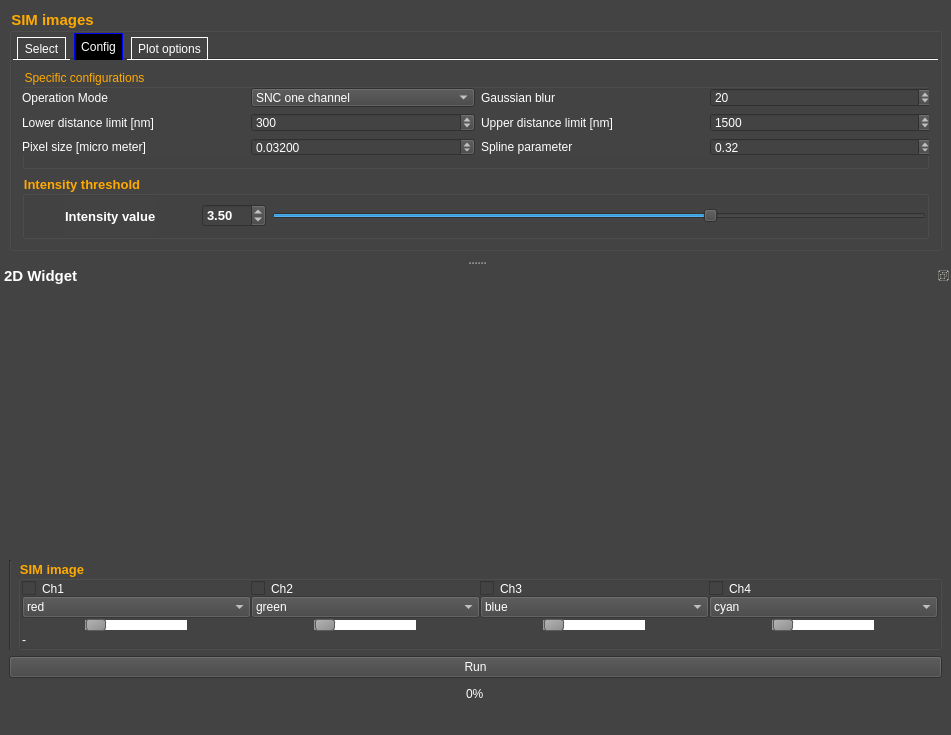
Qt form src/gui/random.ui (super-resolution/lineprofiler) before a commit.
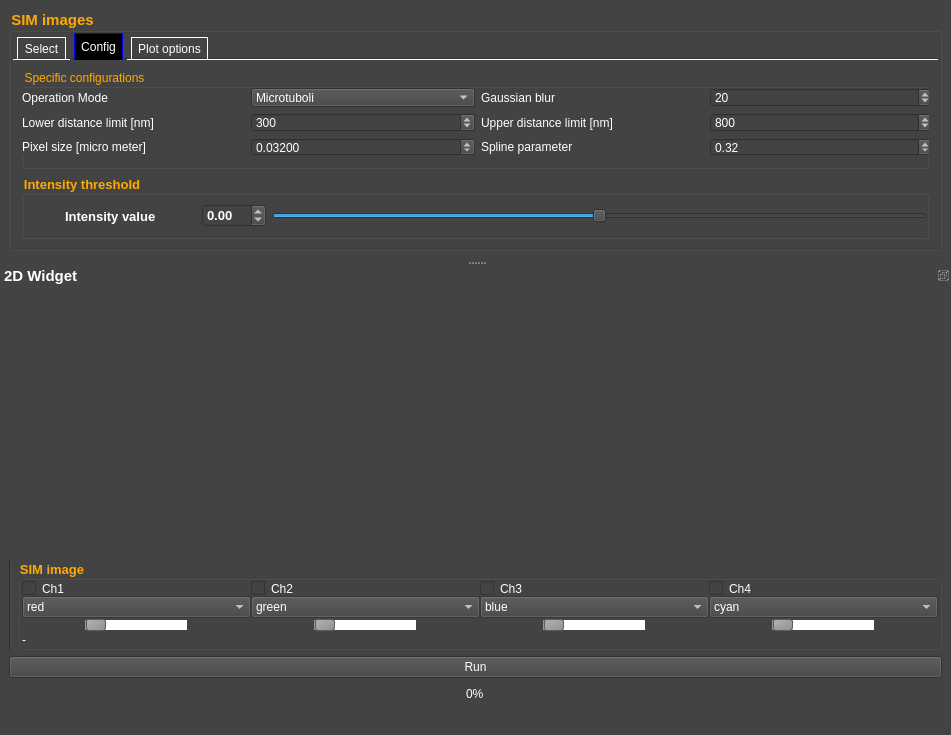
The same form after that commit. Icons and pictures are not drawn.

```diff
--- a/src/gui/random.ui
+++ b/src/gui/random.ui
@@ -371,7 +371,7 @@
                      <number>99999</number>
                     </property>
                     <property name="value">
-                     <number>1500</number>
+                     <number>800</number>
                     </property>
                    </widget>
                   </item>
@@ -437,11 +437,6 @@
                   </item>
                   <item row="0" column="1">
                    <widget class="QComboBox" name="comboBox_operation_mode">
-                    <item>
-                     <property name="text">
-                      <string>SNC one channel</string>
-                     </property>
-                    </item>
                     <item>
                      <property name="text">
                       <string>Microtuboli</string>
@@ -539,7 +534,7 @@
                       <double>0.100000000000000</double>
                      </property>
                      <property name="value">
-                      <double>3.500000000000000</double>
+                      <double>0.000000000000000</double>
                      </property>
                     </widget>
                    </item>
@@ -552,7 +547,7 @@
                       <number>100</number>
                      </property>
                      <property name="value">
-                      <number>35</number>
+                      <number>0</number>
                      </property>
                      <property name="orientation">
                       <enum>Qt::Horizontal</enum>
```
Left out of the diff: 5 changed lines with no effect on the pictures.
